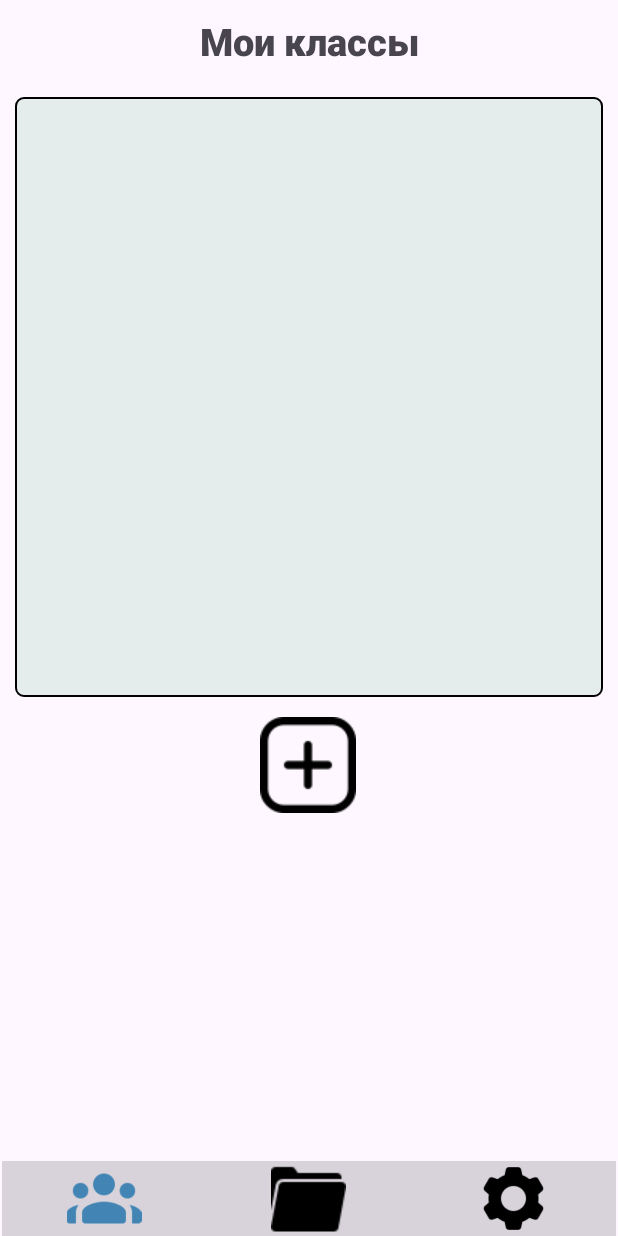
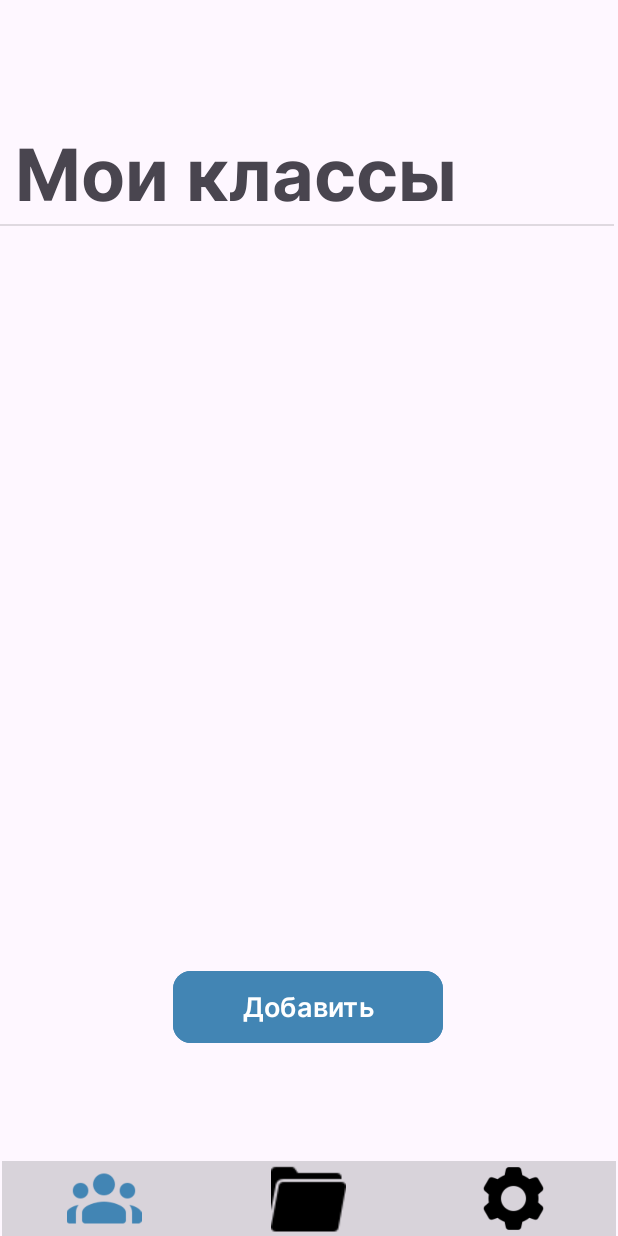
Before and after one commit to marcuryyy/EduVisionApp, an Android app: the MyClasses screen opened directly, with no data from a screen before it, on a phone screen of 412 x 824 dp. Run offline under Robolectric (Android 15) with nearby library versions, the phone set to English and light mode, and no system bars.

Commit message:
design changes + add new fonts

```diff
--- a/app/src/main/java/com/example/testproject/ClassInfoPage.kt
+++ b/app/src/main/java/com/example/testproject/ClassInfoPage.kt
@@ -21,7 +21,7 @@ class ClassInfoPage : BaseActivity() {
         val student_id_label: EditText = findViewById(R.id.addStudentIDcell)
         val button: Button = findViewById(R.id.addStudentButton)
         val class_title: TextView = findViewById(R.id.class_title)
-        class_title.text = intent.getStringExtra("class_name")
+        class_title.text = "Ученики " + intent.getStringExtra("class_name")
         val class_db = DBclass(this, null)
         val returned_bundle: Bundle = class_db.getClassId(class_title.text.toString())
         val class_id: String = returned_bundle.getString("class_id").toString()
--- a/app/src/main/java/com/example/testproject/MyClasses.kt
+++ b/app/src/main/java/com/example/testproject/MyClasses.kt
@@ -5,6 +5,7 @@ import android.content.Intent
 import android.content.pm.PackageManager
 import android.media.Image
 import android.os.Bundle
+import android.widget.Button
 import android.widget.ImageButton
 import androidx.core.app.ActivityCompat
 import androidx.core.content.ContextCompat
@@ -31,7 +32,7 @@ class MyClasses : BaseActivity()  {
         }
 
         val itemList = fetchDataFromSQLite()
-        val add_class_button: ImageButton = findViewById(R.id.add_class)
+        val add_class_button: Button = findViewById(R.id.add_class)
         val my_tests_button: ImageButton = findViewById(R.id.my_tests_button)
         val settings_button: ImageButton = findViewById(R.id.settings_button_classes)
         recyclerView = findViewById(R.id.ClassList)
--- a/app/src/main/res/drawable/listview.xml
+++ b/app/src/main/res/drawable/listview.xml
@@ -1,7 +1,5 @@
 <?xml version="1.0" encoding="utf-8"?>
 <shape xmlns:android="http://schemas.android.com/apk/res/android"
     android:shape="rectangle">
-    <stroke android:color="@color/black" android:width="1dp"/>
-    <solid android:color="@color/mint"> </solid>
     <corners android:radius="5dp" />
 </shape>
--- a/app/src/main/res/layout/activity_my_classes.xml
+++ b/app/src/main/res/layout/activity_my_classes.xml
@@ -7,23 +7,22 @@
     android:layout_height="match_parent"
     android:fitsSystemWindows="true"
     android:orientation="vertical"
-    android:screenOrientation="portrait"
     android:windowTranslucentNavigation="true"
     android:windowTranslucentStatus="true"
     tools:context=".MyClasses">
+
 
     <TextView
         android:id="@+id/ClassPageLabel"
         android:layout_width="match_parent"
         android:layout_height="wrap_content"
-        android:layout_marginTop="10dp"
+        android:layout_marginTop="80dp"
         android:ems="10"
-        android:fontFamily="sans-serif-black"
-        android:gravity="center"
+        android:fontFamily="@font/inter_bold"
+        android:gravity="left"
+        android:paddingStart="10dp"
         android:text="Мои классы"
-        android:textSize="25sp"
-        app:layout_constraintEnd_toEndOf="parent"
-        app:layout_constraintHorizontal_bias="0.0"
+        android:textSize="48sp"
         app:layout_constraintStart_toStartOf="parent"
         app:layout_constraintTop_toTopOf="parent" />
 
@@ -31,19 +30,11 @@
         android:id="@+id/ClassList"
         android:layout_width="match_parent"
         android:layout_height="400dp"
-        android:layout_marginStart="10dp"
-        android:layout_marginTop="20dp"
-        android:layout_marginEnd="10dp"
-        android:layout_marginBottom="150dp"
         android:background="@drawable/listview"
-        android:padding="5dp"
         app:layout_constraintBottom_toBottomOf="parent"
         app:layout_constraintEnd_toEndOf="parent"
-        app:layout_constraintHorizontal_bias="0.0"
-        app:layout_constraintStart_toStartOf="parent"
         app:layout_constraintTop_toBottomOf="@+id/ClassPageLabel"
         app:layout_constraintVertical_bias="0.0" />
-
 
     <LinearLayout
         android:id="@+id/linearLayout2"
@@ -83,18 +74,46 @@
             android:src="@drawable/icons8_settings_96" />
     </LinearLayout>
 
-    <ImageButton
+<!--    <ImageButton-->
+<!--        android:id="@+id/add_class"-->
+<!--        android:layout_width="wrap_content"-->
+<!--        android:layout_height="wrap_content"-->
+<!--        android:src="@drawable/more"-->
+<!--        android:background="@null"-->
+<!--        app:layout_constraintBottom_toTopOf="@+id/linearLayout2"-->
+<!--        app:layout_constraintEnd_toEndOf="parent"-->
+<!--        app:layout_constraintHorizontal_bias="0.498"-->
+<!--        app:layout_constraintStart_toStartOf="parent"-->
+<!--        app:layout_constraintTop_toBottomOf="@+id/ClassList"-->
+<!--        app:layout_constraintVertical_bias="0.054" />-->
+    <Button
         android:id="@+id/add_class"
-        android:layout_width="wrap_content"
-        android:layout_height="wrap_content"
-        android:src="@drawable/more"
-        android:background="@null"
+        android:layout_width="180dp"
+        android:layout_height="56dp"
+        android:backgroundTint="@color/lightblue"
+        android:gravity="center"
+        android:text="Добавить"
+        android:textSize="18sp"
+        app:cornerRadius="12dp"
+        android:fontFamily="@font/inter_semibold"
         app:layout_constraintBottom_toTopOf="@+id/linearLayout2"
         app:layout_constraintEnd_toEndOf="parent"
         app:layout_constraintHorizontal_bias="0.498"
         app:layout_constraintStart_toStartOf="parent"
         app:layout_constraintTop_toBottomOf="@+id/ClassList"
-        app:layout_constraintVertical_bias="0.054" />
+        app:layout_constraintVertical_bias="0.556" />
+
+    <View
+        android:id="@+id/divider"
+        android:layout_width="409dp"
+        android:layout_height="1dp"
+        android:background="?android:attr/listDivider"
+        app:layout_constraintBottom_toTopOf="@+id/ClassList"
+        app:layout_constraintEnd_toEndOf="parent"
+        app:layout_constraintHorizontal_bias="0.0"
+        app:layout_constraintStart_toStartOf="parent"
+        app:layout_constraintTop_toBottomOf="@+id/ClassPageLabel"
+        app:layout_constraintVertical_bias="0.0" />
 
 
 </androidx.constraintlayout.widget.ConstraintLayout>
```
Also changed, not shown: app/src/main/res/layout/activity_class_info.xml (+17 -20 lines), app/src/main/res/layout/activity_my_folders.xml (+16 -12 lines), app/src/main/res/layout/activity_my_tests.xml (+20 -15 lines), app/src/main/res/layout/class_layout.xml (+20 -11 lines), app/src/main/res/layout/folder_layout.xml (+19 -12 lines), app/src/main/res/layout/student_layout.xml (+16 -7 lines), app/src/main/res/layout/test_layout.xml (+20 -11 lines), app/src/main/res/font/inter_black.ttf (added), app/src/main/res/font/inter_bold.ttf (added), app/src/main/res/font/inter_extrabold.ttf (added), app/src/main/res/font/inter_extralight.ttf (added), app/src/main/res/font/inter_light.ttf (added), app/src/main/res/font/inter_medium.ttf (added), app/src/main/res/font/inter_regular.ttf (added), 2 more files.
